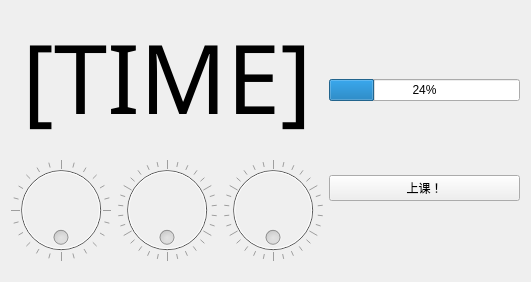
Old version of the form mainWindow.ui in the repository aaaaPotato/TheWonderfulClock.
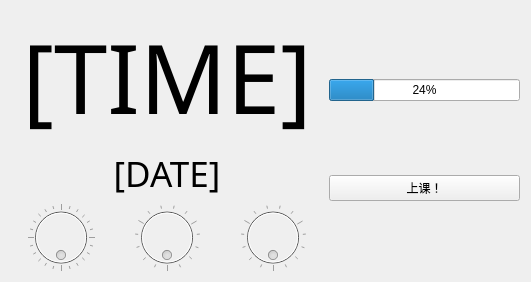
New version of the form.

Commit message: 增加日期Label

Patch:
```diff
--- a/mainWindow.ui
+++ b/mainWindow.ui
@@ -41,6 +41,28 @@
        </property>
       </widget>
      </item>
+     <item>
+      <widget class="QLabel" name="label_2">
+       <property name="font">
+        <font>
+         <family>等线</family>
+         <pointsize>26</pointsize>
+        </font>
+       </property>
+       <property name="cursor">
+        <cursorShape>ForbiddenCursor</cursorShape>
+       </property>
+       <property name="text">
+        <string>[DATE]</string>
+       </property>
+       <property name="alignment">
+        <set>Qt::AlignmentFlag::AlignCenter</set>
+       </property>
+       <property name="wordWrap">
+        <bool>false</bool>
+       </property>
+      </widget>
+     </item>
      <item>
       <layout class="QHBoxLayout" name="horizontalLayout">
        <item>
```
The commit also changes 4 other files.
